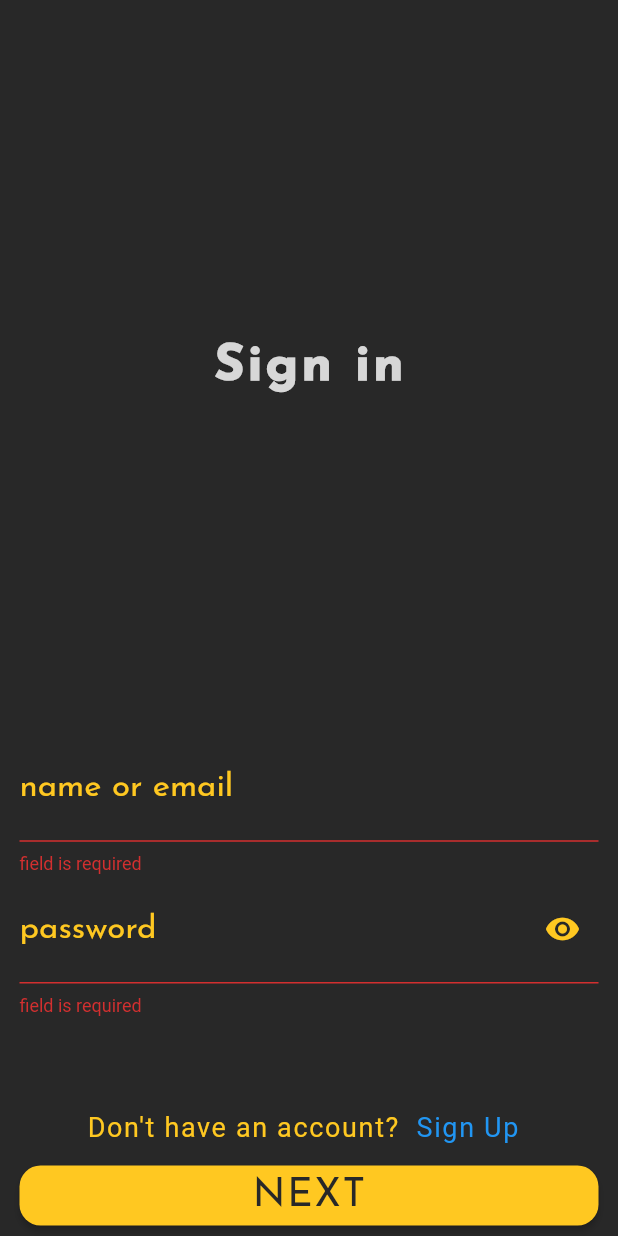
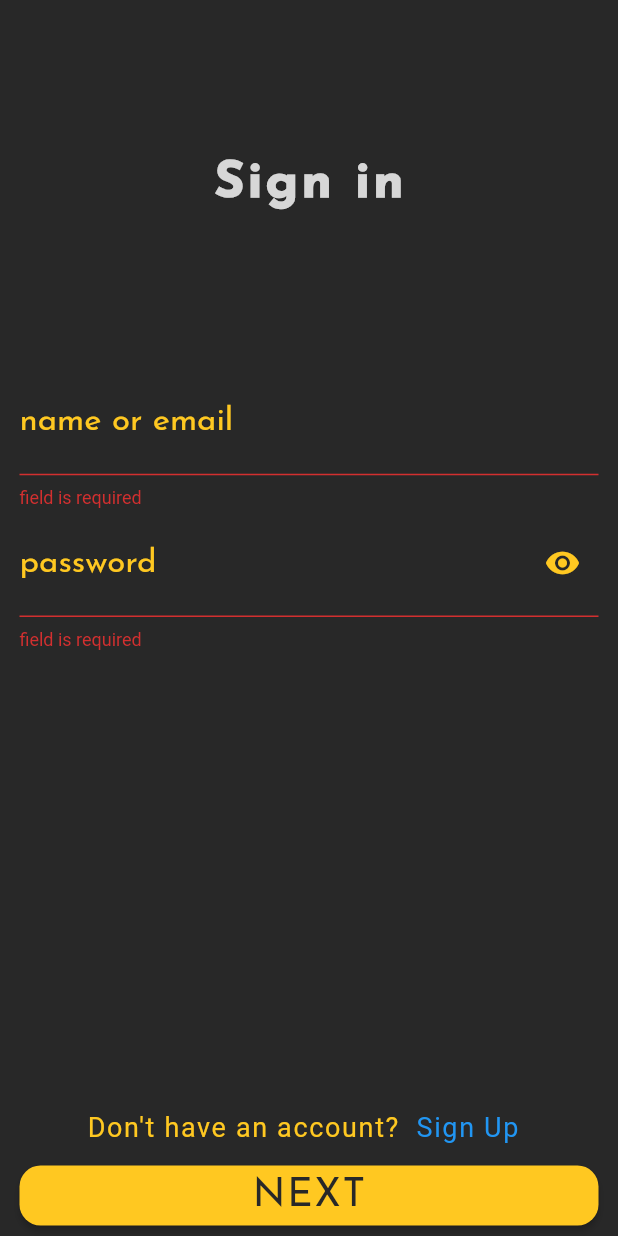
Before and after one commit to DavidBeppiev/PhT-test-task, a Flutter app: the screen it shows after launch, after a tap on "NEXT", on a phone screen of 412 x 824 dp. Run offline on Flutter 3.47's test engine with Material 2 defaults, Android fonts, the phone set to English and light mode, and no system bars; our stand-ins replace bloc, flutter_bloc, hive, hive_flutter; missing offline and left inert: material_dialogs; accounts and stored records are empty.

```diff
--- /dev/null
+++ b/lib/bloc/cubit/auth cubit/auth_cubit.dart
@@ -0,0 +1,48 @@
+import 'dart:math';
+
+import 'package:bloc/bloc.dart';
+import 'package:fhysical_transformation/data/models/user_model.dart';
+import 'package:flutter/cupertino.dart';
+import 'package:hive/hive.dart';
+import 'package:meta/meta.dart';
+
+part 'auth_state.dart';
+
+class AuthCubit extends Cubit<AuthState> {
+  AuthCubit() : super(AuthInitial());
+
+  final String successfulImagePath = 'assets/images/im_successfully.png';
+  final String errorImagePath = 'assets/images/im_error.png';
+
+  void registration(GlobalKey<FormState> formKey, String name, String password, String email) async {
+    if (formKey.currentState!.validate()) {
+      var box = await Hive.openBox('myBox');
+      User user = User(
+        id: Random().nextInt(100),
+        name: name,
+        email: email,
+        password: password,
+      );
+      box.add(user);
+      emit(AuthSuccessful(imagePath: successfulImagePath, mode: AuthMode.registration));
+    }
+  }
+
+  void validateAuth(GlobalKey<FormState> formKey, String name, String password) async {
+    var box = await Hive.openBox('myBox');
+    Map<dynamic, dynamic> raw = box.toMap();
+    List list = raw.values.toList();
+    if (formKey.currentState!.validate()) {
+      for (int i = 0; i < list.length; i++) {
+        User user = list[i];
+        if (user.name == name) {
+          if (user.password == password) {
+            emit(AuthSuccessful(imagePath: successfulImagePath, mode: AuthMode.login));
+            return;
+          }
+        }
+      }
+      emit(AuthError(imagePath: errorImagePath, mode: AuthMode.login));
+    }
+  }
+}
--- /dev/null
+++ b/lib/bloc/cubit/auth cubit/auth_state.dart
@@ -0,0 +1,25 @@
+part of 'auth_cubit.dart';
+
+@immutable
+abstract class AuthState {}
+
+enum AuthMode {
+  registration,
+  login
+}
+
+class AuthInitial extends AuthState {}
+
+class AuthSuccessful extends AuthState {
+  String imagePath;
+  AuthMode mode;
+
+  AuthSuccessful({required this.imagePath, required this.mode});
+}
+
+class AuthError extends AuthState {
+  String imagePath;
+  AuthMode mode;
+
+  AuthError({required this.imagePath, required this.mode});
+}
--- a/lib/bloc/providers.dart
+++ b/lib/bloc/providers.dart
@@ -1,7 +1,8 @@
+import 'package:fhysical_transformation/bloc/cubit/auth%20cubit/auth_cubit.dart';
 import 'package:flutter_bloc/flutter_bloc.dart';
 
 class BlocProviders{
   static final List<BlocProvider> providers = [
-
+    BlocProvider<AuthCubit>(create: (_) => AuthCubit()),
   ];
 }
--- a/lib/data/constants/my_strings.dart
+++ b/lib/data/constants/my_strings.dart
@@ -15,4 +15,5 @@ abstract class MyStrings {
   static const name = 'name';
 
   static const requiredField = 'field is required';
+  static const successfulRegistration = 'successful registration!!!!';
 }
--- a/lib/data/models/user_model.dart
+++ b/lib/data/models/user_model.dart
@@ -5,13 +5,16 @@ part 'user_model.g.dart';
 @HiveType(typeId: 1)
 class User {
   @HiveField(0)
+  int id;
+
+  @HiveField(1)
   String name;
 
-  @HiveField(1)
+  @HiveField(2)
   String email;
 
-  @HiveField(2)
+  @HiveField(3)
   String password;
 
-  User({required this.email, required this.name, required this.password});
+  User({required this.id, required this.email, required this.name, required this.password});
 }
--- a/lib/main.dart
+++ b/lib/main.dart
@@ -1,7 +1,9 @@
+import 'package:fhysical_transformation/bloc/providers.dart';
 import 'package:fhysical_transformation/data/models/user_model.dart';
 import 'package:fhysical_transformation/ui/pages/login_page.dart';
 import 'package:fhysical_transformation/data/constants/my_colors.dart';
 import 'package:flutter/material.dart';
+import 'package:flutter_bloc/flutter_bloc.dart';
 
 import 'package:hive/hive.dart';
 import 'package:hive_flutter/hive_flutter.dart';
@@ -17,10 +19,13 @@ class MyApp extends StatelessWidget {
 
   @override
   Widget build(BuildContext context) {
-    return MaterialApp(
-      debugShowCheckedModeBanner: false,
-      theme: ThemeData(scaffoldBackgroundColor: MyColors.sharkColor),
-      home: LoginPage(),
+    return MultiBlocProvider(
+      providers: BlocProviders.providers,
+      child: MaterialApp(
+        debugShowCheckedModeBanner: false,
+        theme: ThemeData(scaffoldBackgroundColor: MyColors.sharkColor),
+        home: LoginPage(),
+      ),
     );
   }
 }
--- a/lib/ui/pages/login_page.dart
+++ b/lib/ui/pages/login_page.dart
@@ -1,22 +1,38 @@
+import 'package:fhysical_transformation/bloc/cubit/auth%20cubit/auth_cubit.dart';
 import 'package:fhysical_transformation/data/constants/my_strings.dart';
 import 'package:fhysical_transformation/ui/pages/registration_page.dart';
+import 'package:fhysical_transformation/ui/pages/result_page.dart';
 import 'package:fhysical_transformation/ui/widgets/alerts/exit_from_app_warning_alert.dart';
 import 'package:fhysical_transformation/ui/widgets/custom%20widgets/custom_default_button.dart';
 import 'package:fhysical_transformation/ui/widgets/text_form_field_widget.dart';
 import 'package:flutter/material.dart';
 import 'package:fhysical_transformation/data/constants/my_styles.dart';
+import 'package:flutter_bloc/flutter_bloc.dart';
 
 class LoginPage extends StatelessWidget {
   LoginPage({Key? key}) : super(key: key);
 
-  TextEditingController loginController = TextEditingController();
+  TextEditingController nameController = TextEditingController();
   TextEditingController passwordController = TextEditingController();
 
   final _formKey = GlobalKey<FormState>();
 
   @override
   Widget build(BuildContext context) {
-    return GestureDetector(
+    return BlocListener<AuthCubit, AuthState>(
+      listener: (context, state) {
+        if (state is AuthSuccessful) {
+          if(state.mode == AuthMode.login) {
+            Navigator.push(
+              context, MaterialPageRoute(builder: (context) => ResultPage(imagePath: state.imagePath)));
+          }
+        }
+        if (state is AuthError) {
+          Navigator.push(
+              context, MaterialPageRoute(builder: (context) => ResultPage(imagePath: state.imagePath)));
+        }
+      },
+      child: GestureDetector(
         onTap: () => FocusScope.of(context).unfocus(),
         child: WillPopScope(
           onWillPop: () async {
@@ -30,14 +46,14 @@ class LoginPage extends StatelessWidget {
                 child: Column(
                   children: [
                     const Expanded(
-                      flex: 2, child: Center(child: Text(MyStrings.signIn, style: MyStyles.tsCIronFS34))),
+                        flex: 1, child: Center(child: Text(MyStrings.signIn, style: MyStyles.tsCIronFS34))),
                     Expanded(
-                    flex: 1,
+                      flex: 2,
                       child: Column(
                         children: [
                           TextFormWidget(
                             hintText: MyStrings.loginNameEmail,
-                          textController: loginController,
+                            textController: nameController,
                             isPassword: false,
                           ),
                           TextFormWidget(
@@ -55,20 +71,34 @@ class LoginPage extends StatelessWidget {
                             Row(
                               mainAxisAlignment: MainAxisAlignment.center,
                               children: [
-                              const Text(MyStrings.dontHaveAcc, style: MyStyles.tsCLightningYellowFS18,),
-                              const SizedBox(width: 3.0,),
-                              InkWell(onTap: () {
+                                const Text(
+                                  MyStrings.dontHaveAcc,
+                                  style: MyStyles.tsCLightningYellowFS18,
+                                ),
+                                const SizedBox(
+                                  width: 3.0,
+                                ),
+                                InkWell(
+                                  onTap: () {
                                     Navigator.push(
                                         context, MaterialPageRoute(builder: (context) => RegistrationPage()));
-                              }, child: const Padding(
+                                  },
+                                  child: const Padding(
                                     padding: EdgeInsets.all(8.0),
-                                child: Text(MyStrings.signUp, style: MyStyles.tsCBlueFS18,),
-                              ),)
+                                    child: Text(
+                                      MyStrings.signUp,
+                                      style: MyStyles.tsCBlueFS18,
+                                    ),
+                                  ),
+                                )
                               ],
                             ),
-                          const SizedBox(height: 7.0,),
+                            const SizedBox(
+                              height: 7.0,
+                            ),
                             CustomDefaultButton(
-                            onPressed: () => auth(context),
+                              onPressed: () => BlocProvider.of<AuthCubit>(context)
+                                  .validateAuth(_formKey, nameController.text, passwordController.text),
                               text: MyStrings.next,
                             ),
                           ],
@@ -79,14 +109,7 @@ class LoginPage extends StatelessWidget {
             ),
           ),
         ),
-    );
-  }
-
-  void auth(BuildContext context) {
-    if (_formKey.currentState!.validate()) {
-      ScaffoldMessenger.of(context).showSnackBar(
-        const SnackBar(content: Text('its OK')),
+      ),
     );
   }
 }
-}
```
Also changed, not shown: lib/ui/pages/registration_page.dart (+28 -10 lines), lib/ui/pages/result_page.dart (added, +15 -0 lines), lib/data/models/user_model.g.dart. Lines whose indentation alone changed are shown as unchanged.
